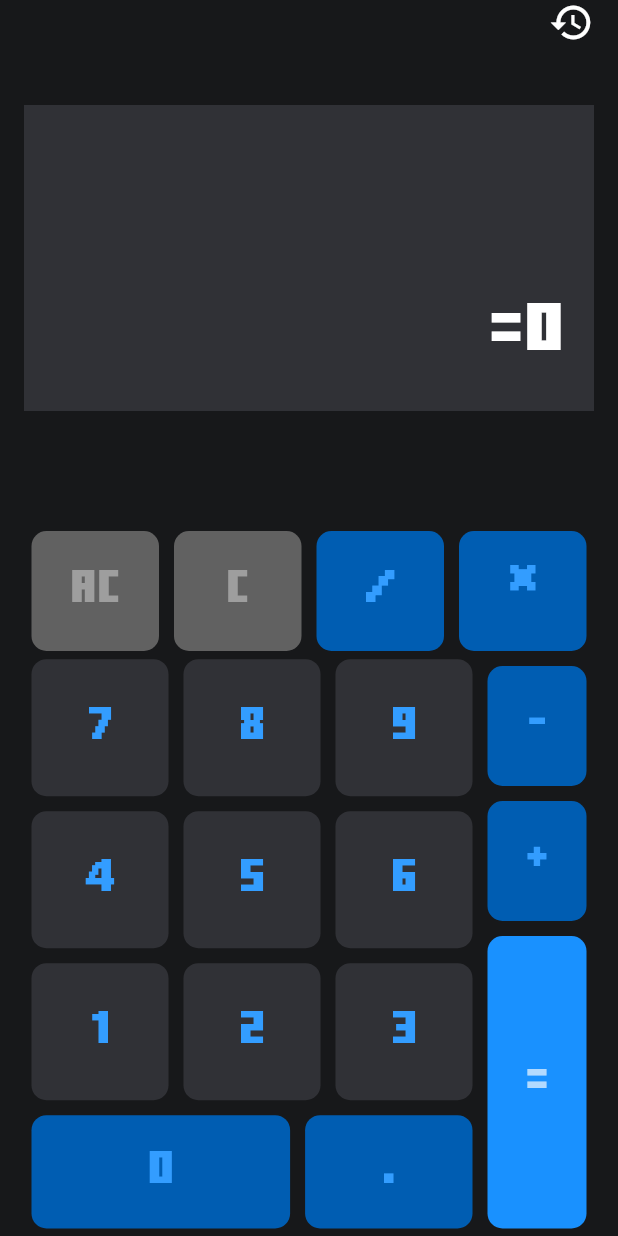
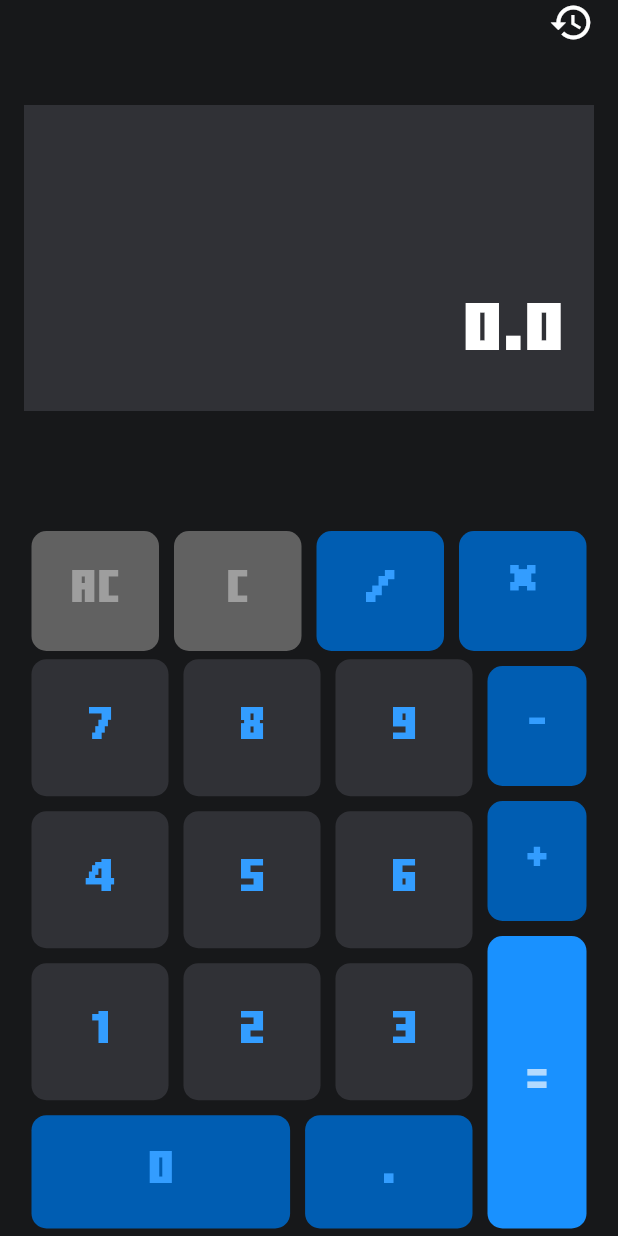
Before and after one commit to alphabetic100/riverpod_calculator_app, a Flutter app: the screen it shows after launch, after a tap on "AC", on a phone screen of 412 x 824 dp. Run offline on Flutter 3.47's test engine with Material 3 defaults, Android fonts, the phone set to English and light mode, and no system bars; our stand-ins replace flutter_riverpod, go_router.

Commit message:
Keypad and input display provider logic updated

```diff
--- a/lib/main.dart
+++ b/lib/main.dart
@@ -1,15 +1,15 @@
 import 'package:flutter/material.dart';
+import 'package:flutter_riverpod/flutter_riverpod.dart';
 import 'package:riverpod_calculator_app/src/core/constant/asset_constants/font_family/font_family.dart';
 import 'package:riverpod_calculator_app/src/routes/router.dart';
 
 void main() {
-  runApp(const MyApp());
+  runApp(const ProviderScope(child: MyApp()));
 }
 
 class MyApp extends StatelessWidget {
   const MyApp({super.key});
 
-  // This widget is the root of your application.
   @override
   Widget build(BuildContext context) {
     return MaterialApp.router(
--- a/lib/src/feature/home/presentation/view/home_screen.dart
+++ b/lib/src/feature/home/presentation/view/home_screen.dart
@@ -1,14 +1,16 @@
 import 'package:flutter/material.dart';
+import 'package:flutter_riverpod/flutter_riverpod.dart';
 import 'package:riverpod_calculator_app/src/core/utils/colors/app_colors.dart';
 import 'package:riverpod_calculator_app/src/feature/home/presentation/widget/action_button.dart';
 import 'package:riverpod_calculator_app/src/feature/home/presentation/widget/input_field.dart';
 import 'package:riverpod_calculator_app/src/feature/home/presentation/widget/number_pad.dart';
+import 'package:riverpod_calculator_app/src/feature/home/provider/home_screen_provider.dart';
 
-class HomeScreen extends StatelessWidget {
+class HomeScreen extends ConsumerWidget {
   const HomeScreen({super.key});
   static const String homeScreen = "/";
   @override
-  Widget build(BuildContext context) {
+  Widget build(BuildContext context, WidgetRef ref) {
     return Scaffold(
       backgroundColor: const Color(0xFF17181A),
       body: SafeArea(
@@ -37,13 +39,14 @@ class HomeScreen extends StatelessWidget {
                 ],
               ),
 
-              const InputField(),
+              InputField(),
               Expanded(child: Container()),
               SizedBox.fromSize(size: const Size.fromHeight(20)),
-              const Row(
+              Row(
                 children: [
                   Expanded(
                     child: ActionButton(
+                      onTap: () => HomeScreenProvider.clearAll(ref),
                       text: "AC",
                       color: AppColors.grey,
                       textColor: Colors.grey,
@@ -52,6 +55,7 @@ class HomeScreen extends StatelessWidget {
                   ),
                   Expanded(
                     child: ActionButton(
+                      onTap: () => HomeScreenProvider.clear(ref),
                       text: "C",
                       color: AppColors.grey,
                       textColor: Colors.grey,
@@ -60,6 +64,7 @@ class HomeScreen extends StatelessWidget {
                   ),
                   Expanded(
                     child: ActionButton(
+                      onTap: () => HomeScreenProvider.input(ref, value: "/"),
                       text: "/",
                       color: AppColors.deepBlue,
                       textColor: AppColors.lightBlue,
@@ -68,6 +73,7 @@ class HomeScreen extends StatelessWidget {
                   ),
                   Expanded(
                     child: ActionButton(
+                      onTap: () => HomeScreenProvider.input(ref, value: "*"),
                       text: "*",
                       color: AppColors.deepBlue,
                       textColor: AppColors.lightBlue,
@@ -78,7 +84,7 @@ class HomeScreen extends StatelessWidget {
                 ],
               ),
 
-              const Expanded(
+              Expanded(
                 flex: 7,
                 child: Row(
                   children: [
@@ -87,7 +93,7 @@ class HomeScreen extends StatelessWidget {
                       child: Column(
                         mainAxisSize: MainAxisSize.min,
                         children: [
-                          Expanded(flex: 7, child: NumberPad()),
+                          const Expanded(flex: 7, child: NumberPad()),
 
                           //Bottom buttons
                           Expanded(
@@ -99,6 +105,11 @@ class HomeScreen extends StatelessWidget {
                                 Expanded(
                                   flex: 3,
                                   child: ActionButton(
+                                    onTap:
+                                        () => HomeScreenProvider.input(
+                                          ref,
+                                          value: "0",
+                                        ),
                                     text: "0",
                                     color: AppColors.deepBlue,
                                     textColor: AppColors.lightBlue,
@@ -107,6 +118,12 @@ class HomeScreen extends StatelessWidget {
                                 Expanded(
                                   flex: 2,
                                   child: ActionButton(
+                                    onTap:
+                                        () => HomeScreenProvider.input(
+                                          ref,
+                                          value: ".",
+                                        ),
+
                                     text: ".",
                                     color: AppColors.deepBlue,
                                     textColor: AppColors.lightBlue,
@@ -125,11 +142,17 @@ class HomeScreen extends StatelessWidget {
                       child: Column(
                         children: [
                           ActionButton(
+                            onTap:
+                                () => HomeScreenProvider.input(ref, value: "-"),
+
                             text: "-",
                             color: AppColors.deepBlue,
                             textColor: AppColors.lightBlue,
                           ),
                           ActionButton(
+                            onTap:
+                                () => HomeScreenProvider.input(ref, value: "+"),
+
                             text: "+",
                             color: AppColors.deepBlue,
                             textColor: AppColors.lightBlue,
@@ -137,9 +160,11 @@ class HomeScreen extends StatelessWidget {
                           Expanded(
                             flex: 2,
                             child: ActionButton(
+                              onTap: () => HomeScreenProvider.calculate(ref),
+
                               text: "=",
-                              color: Color(0xFF1991FF),
-                              textColor: Color(0xFFB2DAFF),
+                              color: const Color(0xFF1991FF),
+                              textColor: const Color(0xFFB2DAFF),
                             ),
                           ),
                         ],
--- a/lib/src/feature/home/presentation/widget/action_button.dart
+++ b/lib/src/feature/home/presentation/widget/action_button.dart
@@ -1,6 +1,7 @@
 import 'package:flutter/material.dart';
+import 'package:flutter_riverpod/flutter_riverpod.dart';
 
-class ActionButton extends StatelessWidget {
+class ActionButton extends ConsumerWidget {
   const ActionButton({
     super.key,
     this.onTap,
@@ -19,7 +20,7 @@ class ActionButton extends StatelessWidget {
   final double? height;
   final double? fontSize;
   @override
-  Widget build(BuildContext context) {
+  Widget build(BuildContext context, WidgetRef ref) {
     return InkWell(
       onTap: onTap ?? () {},
       child: Container(
--- a/lib/src/feature/home/presentation/widget/input_field.dart
+++ b/lib/src/feature/home/presentation/widget/input_field.dart
@@ -1,34 +1,46 @@
 import 'package:flutter/material.dart';
+import 'package:flutter_riverpod/flutter_riverpod.dart';
 import 'package:riverpod_calculator_app/src/core/utils/colors/app_colors.dart';
+import 'package:riverpod_calculator_app/src/feature/home/provider/home_screen_provider.dart';
 
-class InputField extends StatelessWidget {
-  const InputField({super.key});
-
+class InputField extends ConsumerWidget {
+  InputField({super.key});
+  final fillValue = TextEditingController();
   @override
-  Widget build(BuildContext context) {
+  Widget build(BuildContext context, WidgetRef ref) {
+    final sum = ref.watch(sumProvider);
+    final input = ref.watch(inputLabelProvider);
     return Column(
       mainAxisSize: MainAxisSize.min,
       children: [
-        const TextField(
+        AbsorbPointer(
+          absorbing: true,
+          child: TextField(
+            controller: fillValue..text = input,
+            readOnly: true,
             maxLines: 1,
-          style: TextStyle(fontSize: 40, color: Colors.white),
+            style: const TextStyle(fontSize: 40, color: Colors.white),
             textAlign: TextAlign.right,
-          decoration: InputDecoration(
+            decoration: const InputDecoration(
               hintStyle: TextStyle(fontSize: 50, color: Colors.white),
               border: InputBorder.none,
               filled: true,
               fillColor: AppColors.seceondarycolor,
-            contentPadding: EdgeInsets.symmetric(horizontal: 20, vertical: 20),
+              contentPadding: EdgeInsets.symmetric(
+                horizontal: 20,
+                vertical: 20,
+              ),
+            ),
           ),
         ),
         Container(
           color: AppColors.seceondarycolor,
           padding: const EdgeInsets.symmetric(horizontal: 20, vertical: 20),
-          child: const Align(
+          child: Align(
             alignment: Alignment.bottomRight,
             child: Text(
-              "=0",
-              style: TextStyle(fontSize: 45, color: Colors.white),
+              "$sum",
+              style: const TextStyle(fontSize: 45, color: Colors.white),
             ),
           ),
         ),
--- a/lib/src/feature/home/presentation/widget/number_pad.dart
+++ b/lib/src/feature/home/presentation/widget/number_pad.dart
@@ -1,13 +1,15 @@
 import 'dart:developer';
 
 import 'package:flutter/material.dart';
+import 'package:flutter_riverpod/flutter_riverpod.dart';
 import 'package:riverpod_calculator_app/src/core/utils/colors/app_colors.dart';
+import 'package:riverpod_calculator_app/src/feature/home/provider/home_screen_provider.dart';
 
-class NumberPad extends StatelessWidget {
+class NumberPad extends ConsumerWidget {
   const NumberPad({super.key});
 
   @override
-  Widget build(BuildContext context) {
+  Widget build(BuildContext context, WidgetRef ref) {
     return GridView.builder(
       shrinkWrap: true,
       physics: const NeverScrollableScrollPhysics(),
@@ -27,6 +29,8 @@ class NumberPad extends StatelessWidget {
           onTap: () {
             // Handle number pad button tap
             log("Number ${index + 1} tapped");
+
+            HomeScreenProvider.input(ref, value: (index + 1).toString());
           },
           child: Container(
             height: 50,
--- /dev/null
+++ b/lib/src/feature/home/provider/home_screen_provider.dart
@@ -0,0 +1,38 @@
+import 'package:flutter_riverpod/flutter_riverpod.dart';
+
+final sumProvider = StateProvider<String>((ref) => "0.0");
+final inputLabelProvider = StateProvider<String>((ref) => "");
+
+class HomeScreenProvider {
+  static void input(WidgetRef ref, {required String value}) {
+    final currentState = ref.watch(inputLabelProvider);
+    final operatorRegExp = RegExp(r'[-*+?/.]');
+
+    if ((currentState.isEmpty && operatorRegExp.hasMatch(value)) ||
+        operatorRegExp.hasMatch(
+              currentState.isNotEmpty
+                  ? currentState[currentState.length - 1]
+                  : '',
+            ) &&
+            operatorRegExp.hasMatch(value)) {
+      return;
+    }
+
+    ref.read(inputLabelProvider.notifier).state = currentState + value;
+  }
+
+  static void calculate(WidgetRef ref) {
+    final value = ref.read(inputLabelProvider);
+
+    ref.read(sumProvider.notifier).state = value;
+  }
+
+  static void clear(WidgetRef ref) {
+    ref.read(inputLabelProvider.notifier).state = "";
+  }
+
+  static void clearAll(WidgetRef ref) {
+    ref.read(sumProvider.notifier).state = "0.0";
+    ref.read(inputLabelProvider.notifier).state = "";
+  }
+}
```
Also changed, not shown: 4 other files. Lines whose indentation alone changed are shown as unchanged.
